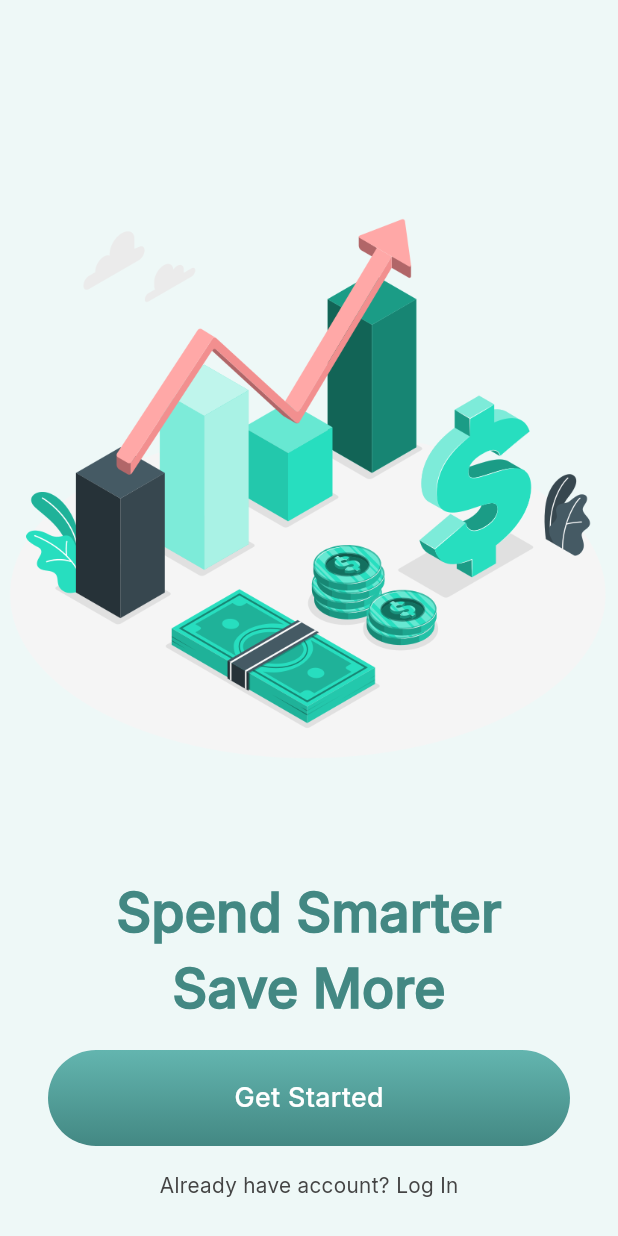
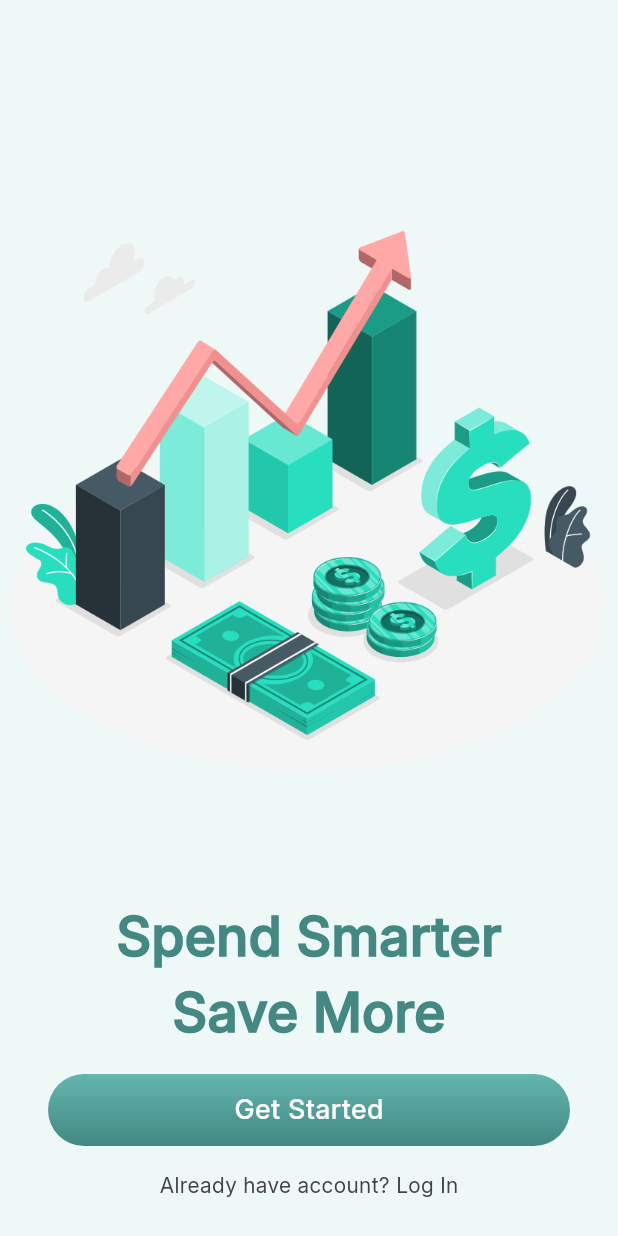
Before and after one commit to PiterCapistrano/money_map, a Flutter app: the screen it shows after launch, on a phone screen of 412 x 824 dp. Run offline on Flutter 3.47's test engine with Material 3 defaults, Android fonts, the phone set to English and light mode, and no system bars.

Commit message:
Refatoração do PrimaryButton

```diff
--- a/lib/app.dart
+++ b/lib/app.dart
@@ -1,6 +1,5 @@
 import 'package:flutter/material.dart';
 import 'package:money_map/features/onboarding/onboarding_page.dart';
-import 'package:money_map/features/splash/splash_page.dart';
 
 class App extends StatelessWidget {
   const App({super.key});
--- a/lib/common/constants/widgets/primary_button.dart
+++ b/lib/common/constants/widgets/primary_button.dart
@@ -7,18 +7,21 @@ class PrimaryButton extends StatelessWidget {
   final String text;
 
   const PrimaryButton({
-    Key? key,
+    super.key,
     this.onPressed,
     required this.text,
-  }) : super(key: key);
+  });
+
+  final BorderRadius _borderRadius =
+      const BorderRadius.all(Radius.elliptical(50, 50));
 
   @override
   Widget build(BuildContext context) {
-    return Material(
-      borderRadius: const BorderRadius.all(Radius.elliptical(50, 50)),
-      child: Ink(
+    return Ink(
+      width: 358.0,
+      height: 48.0,
       decoration: BoxDecoration(
-          borderRadius: const BorderRadius.all(Radius.elliptical(50, 50)),
+        borderRadius: _borderRadius,
         gradient: LinearGradient(
           begin: Alignment.topCenter,
           end: Alignment.bottomCenter,
@@ -28,20 +31,12 @@ class PrimaryButton extends StatelessWidget {
         ),
       ),
       child: InkWell(
-          borderRadius: const BorderRadius.all(Radius.elliptical(50, 50)),
+        borderRadius: _borderRadius,
         onTap: onPressed,
-          child: Container(
-            alignment: Alignment.center,
-            width: 358.0,
-            height: 64.0,
-            decoration: const BoxDecoration(
-              borderRadius: BorderRadius.all(Radius.elliptical(50, 50)),
-            ),
+        child: Align(
           child: Text(
             text,
-              style:
-                  AppTextStyles.mediumText18.copyWith(color: AppColors.white),
-            ),
+            style: AppTextStyles.mediumText18.copyWith(color: AppColors.white),
           ),
         ),
       ),
--- a/lib/features/onboarding/onboarding_page.dart
+++ b/lib/features/onboarding/onboarding_page.dart
@@ -1,5 +1,3 @@
-import 'dart:developer';
-
 import 'package:flutter/material.dart';
 import 'package:money_map/common/constants/app_colors.dart';
 import 'package:money_map/common/constants/app_text_styles.dart';
```
Lines whose indentation alone changed are shown as unchanged.
